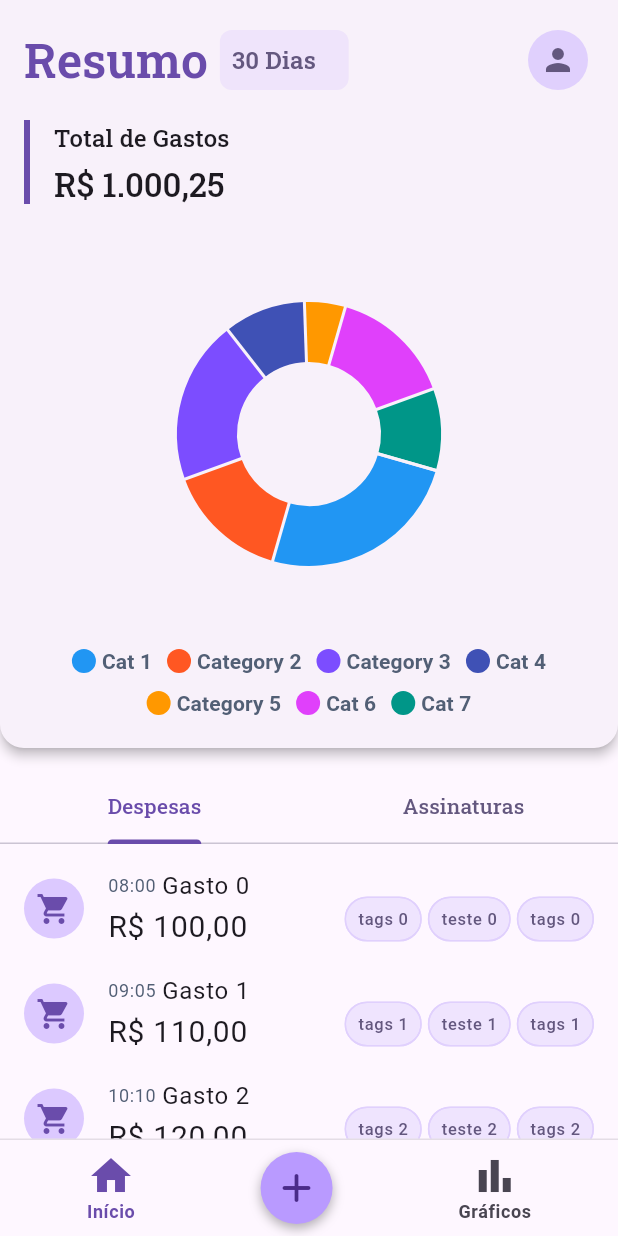
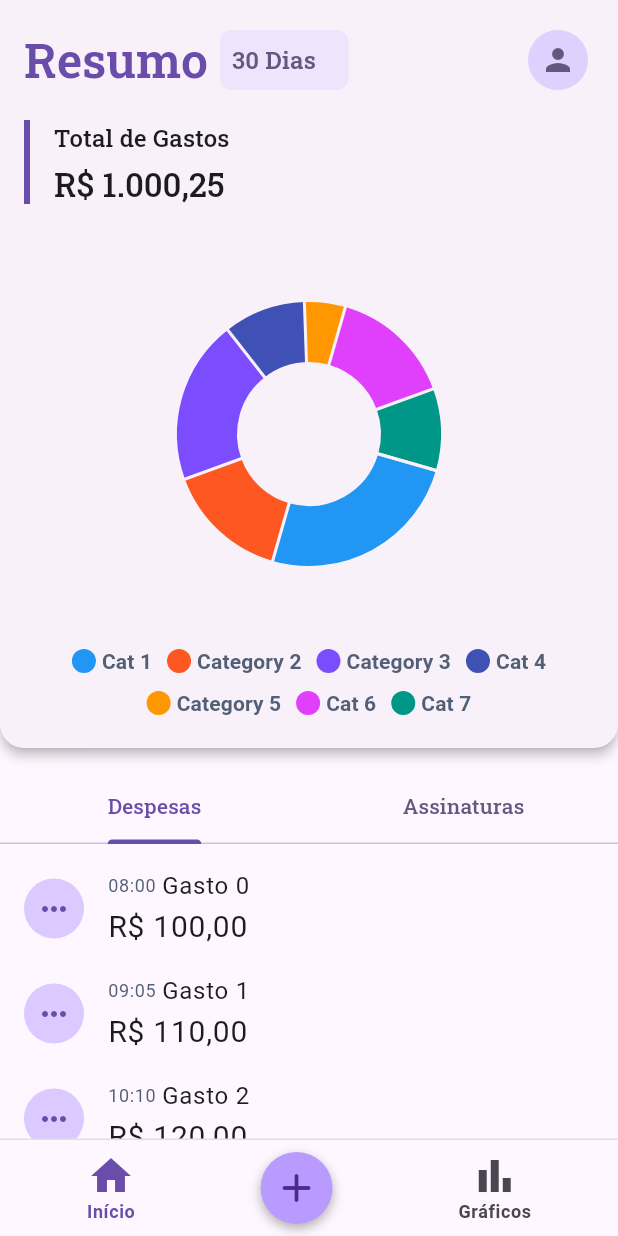
Before and after one commit to Adriaaann/tcc_app, a Flutter app: the WidgetTree screen opened by its route, on a phone screen of 412 x 824 dp. Run offline on Flutter 3.47's test engine with Material 3 defaults, Android fonts, the light colour scheme and no system bars; drawn by our look-alikes of fl_chart; our stand-ins replace currency_text_input_formatter, google_fonts.

Commit message:
feat: placeholder change for use

```diff
--- a/lib/models/financial_item_model.dart
+++ /dev/null
@@ -1,17 +0,0 @@
-import 'package:flutter/material.dart';
-
-class FinancialItem {
-  final IconData icon;
-  final DateTime hour;
-  final String title;
-  final String value;
-  final List<String> tags;
-
-  FinancialItem({
-    required this.icon,
-    required this.hour,
-    required this.title,
-    required this.value,
-    required this.tags,
-  });
-}
--- a/lib/views/widgets/financial_card_widget.dart
+++ b/lib/views/widgets/financial_card_widget.dart
@@ -1,12 +1,12 @@
 import 'package:flutter/material.dart';
-import 'package:tcc_app/models/financial_item_model.dart';
+import 'package:tcc_app/models/financial_form_data_model.dart';
 import 'package:tcc_app/utils/theme_extensions.dart';
-import 'package:tcc_app/views/widgets/chip_list_widget.dart';
+import 'package:tcc_app/views/data/categories_list.dart';
 
 class FinancialCard extends StatelessWidget {
   const FinancialCard({super.key, required this.items});
 
-  final List<FinancialItem> items;
+  final List<FinancialFormData> items;
 
   @override
   Widget build(BuildContext context) => Column(
@@ -19,7 +19,7 @@ class FinancialCard extends StatelessWidget {
                 alpha: 0.5,
               ),
               child: Icon(
-                item.icon,
+                categoriesList.firstWhere((c) => c.key == item.category).icon,
                 color: context.colorScheme.primary,
                 size: 24,
               ),
@@ -34,7 +34,7 @@ class FinancialCard extends StatelessWidget {
 class _TileBody extends StatelessWidget {
   const _TileBody({required this.item});
 
-  final FinancialItem item;
+  final FinancialFormData item;
 
   @override
   Widget build(BuildContext context) {
@@ -53,14 +53,14 @@ class _TileBody extends StatelessWidget {
                 mainAxisSize: MainAxisSize.min,
                 children: [
                   Text(
-                    '${item.hour.hour.toString().padLeft(2, '0')}:${item.hour.minute.toString().padLeft(2, '0')}',
+                    '${item.date.hour.toString().padLeft(2, '0')}:${item.date.minute.toString().padLeft(2, '0')}',
                     style: context.textTheme.bodySmall?.copyWith(
                       color: context.colorScheme.tertiary,
                     ),
                   ),
                   Flexible(
                     child: Text(
-                      item.title,
+                      item.title ?? '',
                       style: context.textTheme.bodyLarge,
                       softWrap: false,
                       overflow: TextOverflow.ellipsis,
@@ -77,7 +77,7 @@ class _TileBody extends StatelessWidget {
             ),
           ],
         ),
-        if (item.tags.isNotEmpty) ChipList(chips: item.tags),
+        // if (item.tags.isNotEmpty) ChipList(chips: item.tags),
       ],
     );
   }
--- a/lib/views/widgets/financial_widget.dart
+++ b/lib/views/widgets/financial_widget.dart
@@ -1,12 +1,12 @@
 import 'package:flutter/material.dart';
-import 'package:tcc_app/models/financial_item_model.dart';
+import 'package:tcc_app/models/financial_form_data_model.dart';
 import 'package:tcc_app/views/widgets/custom_tab_bar_widget.dart';
 import 'package:tcc_app/views/widgets/financial_card_widget.dart';
 
 class FinancialWidget extends StatelessWidget {
   final List<String> tabList;
   final TabController tabController;
-  final List<List<FinancialItem>> cardItems;
+  final List<List<FinancialFormData>> cardItems;
 
   const FinancialWidget({
     super.key,
```
Also changed, not shown: lib/views/pages/widget_tree.dart (+19 -20 lines).
